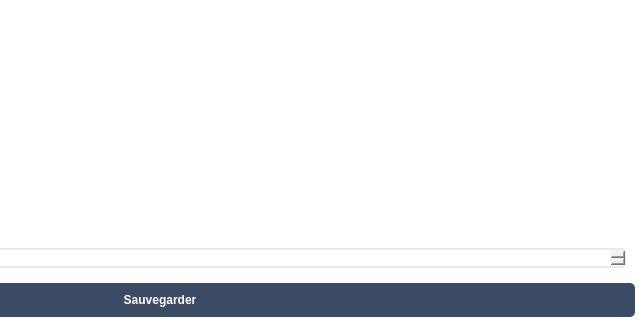
Old version of the form mainwindow.ui in the repository ArtAuc/mkrescue; both pictures show x 607 to 1251 and y 101 to 429 of the 1251 by 739 pixel window.
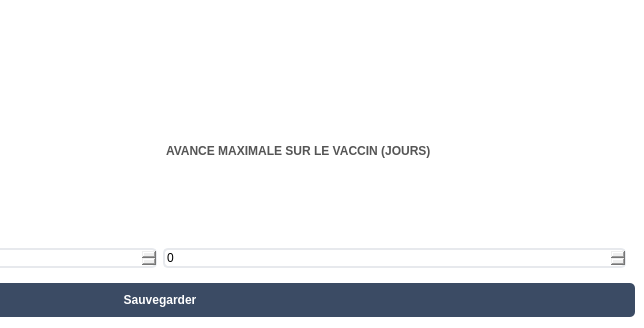
New version of the form. The open tabs and pages were chosen to show the change. Icons and pictures are not drawn. Custom widgets are drawn as their Qt base class.

Commit message: Limit grouped vaccines by maximum days ahead of normal day

Diff of the .ui file:
```diff
--- a/mainwindow.ui
+++ b/mainwindow.ui
@@ -2161,6 +2161,30 @@
                 </item>
                </layout>
               </item>
+              <item row="0" column="1">
+               <layout class="QVBoxLayout" name="maxDaysSpinLayout">
+                <item>
+                 <widget class="QLabel" name="maxDaysSpinLabel">
+                  <property name="text">
+                   <string>AVANCE MAXIMALE SUR LE VACCIN (JOURS)</string>
+                  </property>
+                 </widget>
+                </item>
+                <item>
+                 <widget class="QDoubleSpinBox" name="maxDaysSpin">
+                  <property name="decimals">
+                   <number>0</number>
+                  </property>
+                  <property name="minimum">
+                   <double>0.000000000000000</double>
+                  </property>
+                  <property name="maximum">
+                   <double>365.000000000000000</double>
+                  </property>
+                 </widget>
+                </item>
+               </layout>
+              </item>
              </layout>
             </widget>
            </widget>
```
Left out of the diff: 4 changed lines with no effect on the pictures. The commit also changes 4 other files.
